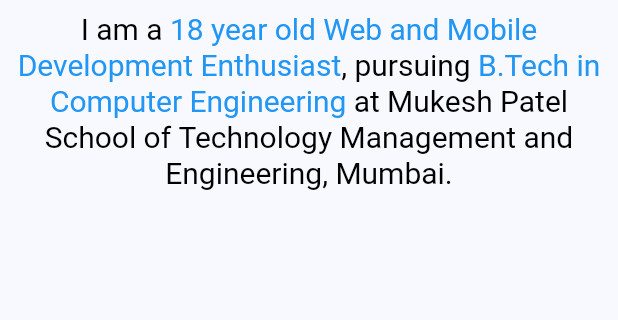
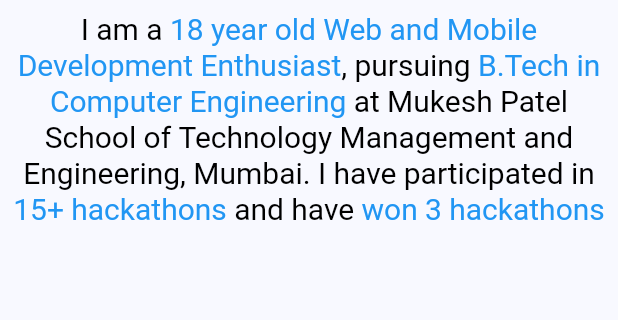
Before and after one commit to MananGandhi1810/Portfolio-Website, a Flutter app: the AboutPage screen opened directly, on a phone screen of 412 x 824 dp, the part 497-817 px from its top. Run offline on Flutter 3.47's test engine with Material 3 defaults, Android fonts, the phone set to English and light mode, and no system bars; our stand-ins replace dio, google_fonts, shimmer, simple_icons; missing offline and left inert: device_frame, starsview.

Commit message:
Update about page

```diff
--- a/lib/presentation/components/about_me.dart
+++ b/lib/presentation/components/about_me.dart
@@ -52,7 +52,7 @@
               highlightColor: context.watch<ColorProvider>().color,
               period: const Duration(milliseconds: 2500),
               child: Text(
-                "I am Manan Gandhi, a Computer Engineering Student who loves to code and build software. I have participated in 15+ hackathons and won 3 hackathons (2 - runner up, 1 - winner)",
+                "I am Manan Gandhi, a Computer Engineering Student who loves to code and build software. I have participated in 15+ hackathons and won 3 hackathons",
                 style: TextStyle(
                   fontSize: 20,
                   fontWeight: FontWeight.bold,
--- a/lib/presentation/mobile_screens/about_page.dart
+++ b/lib/presentation/mobile_screens/about_page.dart
@@ -94,12 +94,35 @@
                     ),
                     TextSpan(
                       text:
-                          ' at Mukesh Patel School of Technology Management and Engineering, Mumbai.',
+                          ' at Mukesh Patel School of Technology Management and Engineering, Mumbai. I have participated in ',
                       style: TextStyle(
                         fontSize: 20,
                         color: Theme.of(context).brightness == Brightness.dark
                             ? Colors.white
                             : Colors.black,
+                      ),
+                    ),
+                    TextSpan(
+                      text: '15+ hackathons',
+                      style: TextStyle(
+                        fontSize: 20,
+                        color: context.watch<ColorProvider>().color,
+                      ),
+                    ),
+                    TextSpan(
+                      text: ' and have ',
+                      style: TextStyle(
+                        fontSize: 20,
+                        color: Theme.of(context).brightness == Brightness.dark
+                            ? Colors.white
+                            : Colors.black,
+                      ),
+                    ),
+                    TextSpan(
+                      text: 'won 3 hackathons',
+                      style: TextStyle(
+                        fontSize: 20,
+                        color: context.watch<ColorProvider>().color,
                       ),
                     ),
                   ],
```
